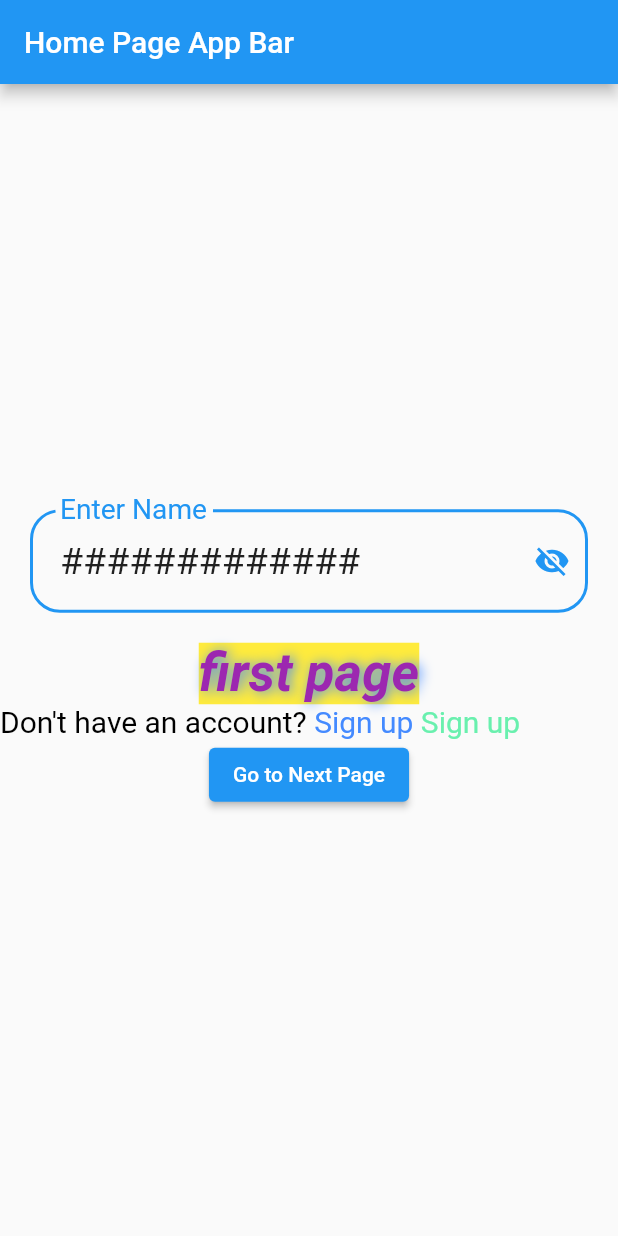
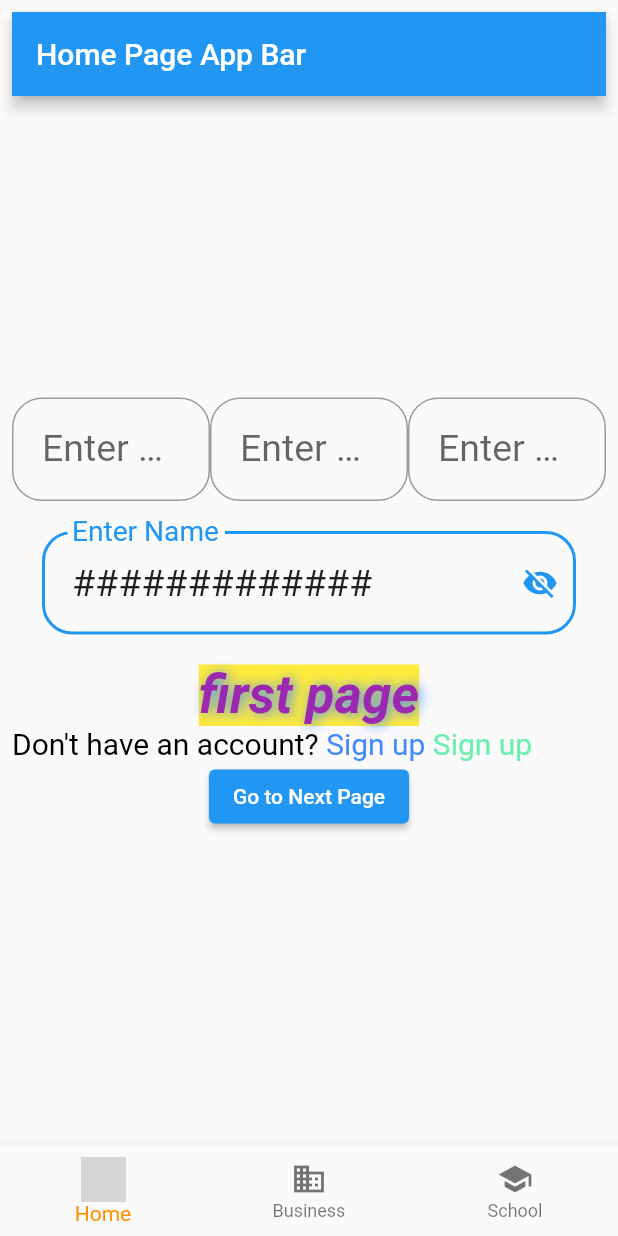
Before and after one commit to preetamkumar017/flutter_class, a Flutter app: the screen it shows after launch, on a phone screen of 412 x 824 dp. Run offline on Flutter 3.47's test engine with Material 2 defaults, Android fonts, the phone set to English and light mode, and no system bars; network calls fail; grey boxes are pictures that could not be loaded.

Commit message:
day 15/07/2023 completed

```diff
--- /dev/null
+++ b/lib/bnavi.dart
@@ -0,0 +1,64 @@
+import 'dart:developer';
+
+import 'package:flutter/material.dart';
+import 'package:flutter_application_1/SecondPage.dart';
+import 'package:flutter_application_1/home_page.dart';
+
+class Bnavi extends StatefulWidget {
+  const Bnavi({super.key});
+
+  @override
+  State<Bnavi> createState() => _BnaviState();
+}
+
+class _BnaviState extends State<Bnavi> {
+  int _selectedIndex = 0;
+  static const TextStyle optionStyle =
+  TextStyle(fontSize: 30, fontWeight: FontWeight.bold);
+  static  List<Widget> _widgetOptions = <Widget>[
+    HomePage(),
+    SecondPage(),
+    Text(
+      'Index 2: School',
+      style: optionStyle,
+    ),
+  ];
+
+
+  @override
+  Widget build(BuildContext context) {
+    return Scaffold(
+
+      body: Padding(
+        padding: const EdgeInsets.all(8.0),
+        child: Center(
+          child: _widgetOptions.elementAt(_selectedIndex),
+        ),
+      ),
+      bottomNavigationBar: BottomNavigationBar(
+        items:  <BottomNavigationBarItem>[
+          BottomNavigationBarItem(
+            icon: Image.network("https://picsum.photos/200/300",height: 30,width: 30,),
+            label: 'Home',
+          ),
+          BottomNavigationBarItem(
+            icon: Icon(Icons.business),
+            label: 'Business',
+          ),
+          BottomNavigationBarItem(
+            icon: Icon(Icons.school),
+            label: 'School',
+          ),
+        ],
+        currentIndex: _selectedIndex,
+        selectedItemColor: Colors.amber[800],
+        onTap: (value) {
+          log(value.toString());
+          setState(() {
+            _selectedIndex = value;
+          });
+        },
+      ),
+    );
+  }
+}
--- a/lib/home_page.dart
+++ b/lib/home_page.dart
@@ -35,6 +35,61 @@ class _HomePageState extends State<HomePage> {
           mainAxisSize: MainAxisSize.max,
           children: [
 
+            Row(
+              children: [
+
+                Expanded(child:
+                TextFormField(
+                  decoration:  InputDecoration(
+                    border: OutlineInputBorder(
+                        borderRadius: BorderRadius.all(Radius.circular(20))
+                    ),
+                    labelText: 'Enter Name',
+                    hintText: 'Enter Your Name',
+                    contentPadding: EdgeInsets.all(20),
+                  ),
+                  style: TextStyle(
+                      fontSize: 25
+                  ),
+
+                ),),
+
+                Expanded(child:
+                TextFormField(
+                  decoration:  InputDecoration(
+                    border: OutlineInputBorder(
+                        borderRadius: BorderRadius.all(Radius.circular(20))
+                    ),
+                    labelText: 'Enter Name',
+                    hintText: 'Enter Your Name',
+                    contentPadding: EdgeInsets.all(20),
+                  ),
+                  style: TextStyle(
+                      fontSize: 25
+                  ),
+
+                ),),
+                Expanded(child:
+                TextFormField(
+                  decoration:  InputDecoration(
+                    border: OutlineInputBorder(
+                        borderRadius: BorderRadius.all(Radius.circular(20))
+                    ),
+                    labelText: 'Enter Name',
+                    hintText: 'Enter Your Name',
+                    contentPadding: EdgeInsets.all(20),
+                  ),
+                  style: TextStyle(
+                      fontSize: 25
+                  ),
+
+                ),),
+              ],
+            ),
+
+            SizedBox(
+              height: 20,
+            ),
             Container(
               padding: const EdgeInsets.symmetric(horizontal: 20),
               child:  TextFormField(
@@ -109,11 +164,11 @@ class _HomePageState extends State<HomePage> {
               child: ElevatedButton(
                   onPressed: () {
                     print(name.text);
-                    // Navigator.push(
-                    //     context,
-                    //     MaterialPageRoute(
-                    //       builder: (context) => const SecondPage(),
-                    //     ));
+                    Navigator.push(
+                        context,
+                        MaterialPageRoute(
+                          builder: (context) => const SecondPage(),
+                        ));
                   },
                   child: const Text("Go to Next Page")),
             )
--- a/lib/main.dart
+++ b/lib/main.dart
@@ -1,4 +1,5 @@
 import 'package:flutter/material.dart';
+import 'package:flutter_application_1/bnavi.dart';
 import 'home_page.dart';
 
 void main()
@@ -14,7 +15,7 @@ class MyApp extends StatelessWidget {
     return MaterialApp(
       debugShowCheckedModeBanner: false,
       title: "Sinha",
-      home: HomePage()
+      home: Bnavi()
     );
   }
 }
```
